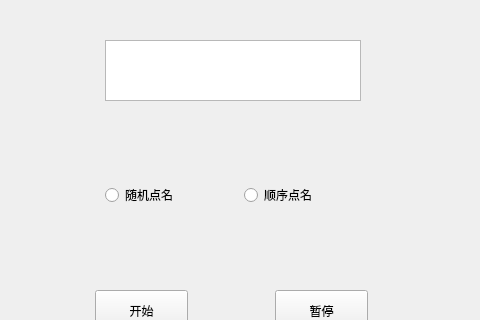
Above: Random.ui from Rt29333/Python_project3 before the change; both pictures show x 135 to 615 and y 0 to 320 of the 752 by 588 pixel window. Below: the same form after it.
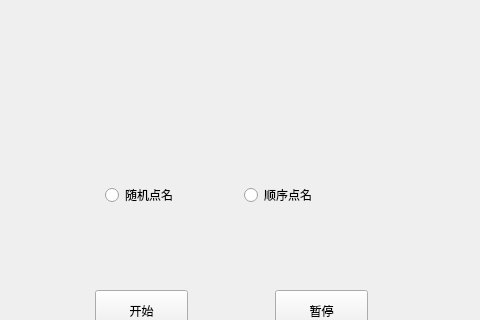
That is the form after the change.

Diff of the .ui file:
```diff
--- a/Random.ui
+++ b/Random.ui
@@ -14,16 +14,6 @@
    <string>MainWindow</string>
   </property>
   <widget class="QWidget" name="widget">
-   <widget class="QTextBrowser" name="textBrowser">
-    <property name="geometry">
-     <rect>
-      <x>240</x>
-      <y>40</y>
-      <width>256</width>
-      <height>61</height>
-     </rect>
-    </property>
-   </widget>
    <widget class="QPushButton" name="pushButton_3">
     <property name="geometry">
      <rect>
@@ -102,6 +92,34 @@
      <string>暂停</string>
     </property>
    </widget>
+   <widget class="QWidget" name="verticalLayoutWidget">
+    <property name="geometry">
+     <rect>
+      <x>230</x>
+      <y>50</y>
+      <width>291</width>
+      <height>81</height>
+     </rect>
+    </property>
+    <layout class="QVBoxLayout" name="verticalLayout">
+     <item>
+      <widget class="QLabel" name="label">
+       <property name="font">
+        <font>
+         <family>方正舒体</family>
+         <pointsize>30</pointsize>
+        </font>
+       </property>
+       <property name="text">
+        <string/>
+       </property>
+       <property name="alignment">
+        <set>Qt::AlignCenter</set>
+       </property>
+      </widget>
+     </item>
+    </layout>
+   </widget>
   </widget>
   <widget class="QMenuBar" name="menubar">
    <property name="geometry">
```
